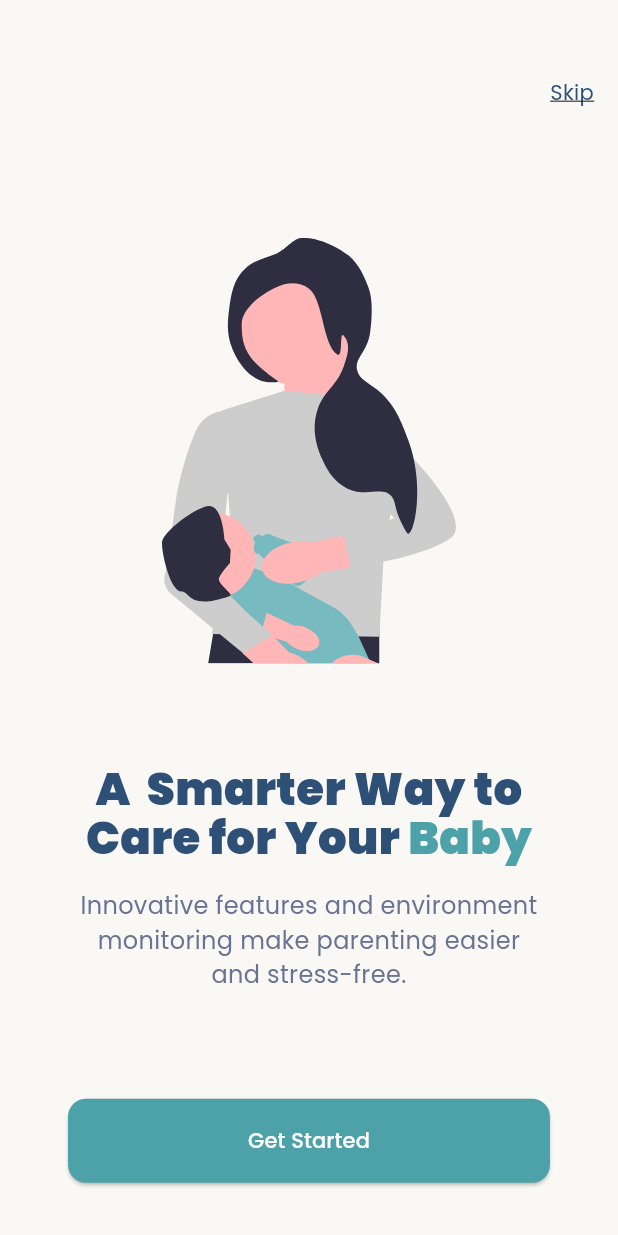
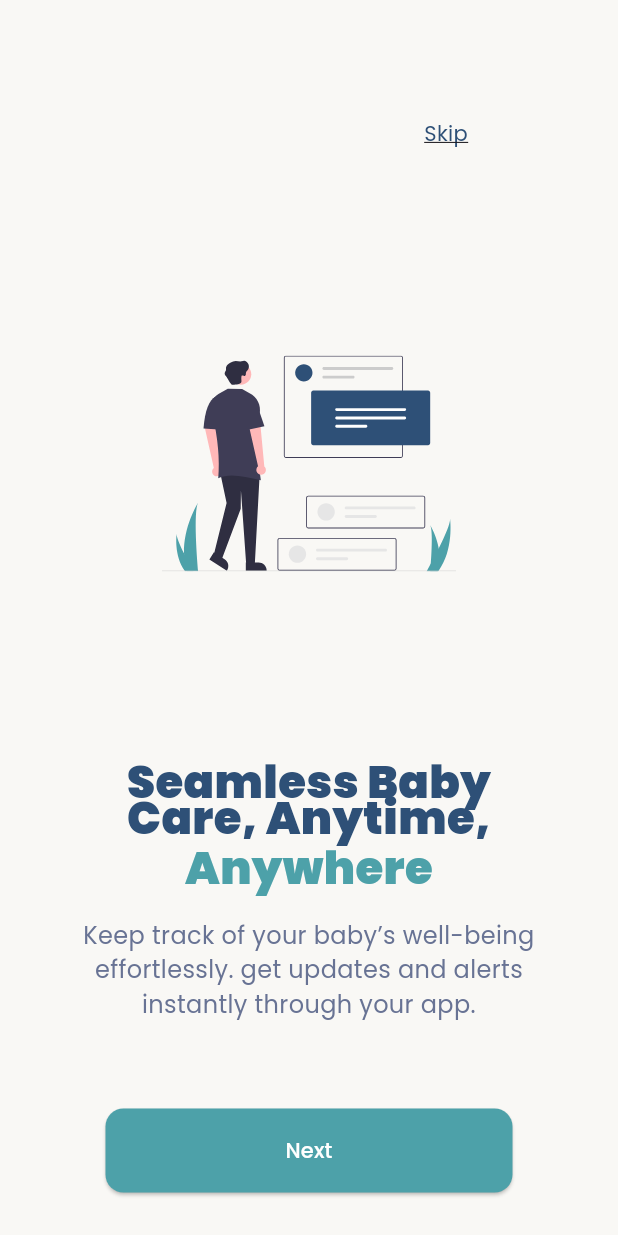
Before and after one commit to fasih124/FYP_203, a Flutter app: the screen it shows after launch, on a phone screen of 412 x 824 dp. Run offline on Flutter 3.47's test engine with Material 3 defaults, Android fonts, the phone set to English and light mode, and no system bars; our stand-ins replace flutter_svg.

Commit message:
complete design implemetation of on borad screen 2 and 3

```diff
--- a/Implementation/Flutter_Files/lib/main.dart
+++ b/Implementation/Flutter_Files/lib/main.dart
@@ -3,6 +3,8 @@ import 'package:fyp_203/screens/home_screen.dart';
 import 'package:fyp_203/screens/splash_screen.dart';
 
 import 'screens/onboard_1_screen.dart';
+import 'screens/onboard_2_screen.dart';
+import 'screens/onboard_3_screen.dart';
 
 void main() {
   runApp(const MyApp());
@@ -22,7 +24,7 @@ class MyApp extends StatelessWidget {
         fontFamily: 'Poppins',
       ),
       debugShowCheckedModeBanner: false,
-      home: const Onboard1Screen(),//SplashScreen()
+      home: const Onboard3Screen(),//SplashScreen()
     );
   }
 }
--- /dev/null
+++ b/Implementation/Flutter_Files/lib/screens/onboard_3_screen.dart
@@ -0,0 +1,91 @@
+
+import 'package:flutter/material.dart';
+import 'package:flutter_svg/flutter_svg.dart';
+import 'package:fyp_203/constants/colors_constant.dart';
+import 'package:fyp_203/constants/text_constant.dart';
+
+class Onboard3Screen extends StatelessWidget {
+  const Onboard3Screen({super.key});
+
+  @override
+  Widget build(BuildContext context) {
+    return Scaffold(
+      backgroundColor: AppColorCode.neutralColor_300,
+      body: Column(
+        mainAxisAlignment: MainAxisAlignment.spaceAround,
+        children: [
+          Align(
+            alignment: AlignmentDirectional.topEnd,
+            child: Padding(
+              padding: EdgeInsets.fromLTRB(0, 50, 100, 10 ),
+              child: InkWell(
+                onTap: () {},
+                child: Text(
+                  "Skip",
+                  style: TextStyle(
+                      decoration: TextDecoration.underline,
+                      color: AppColorCode.primaryColor_500),
+                ),
+              ),
+            ),
+          ),
+          //  Image SVG
+          SvgPicture.asset(
+            'assets/images/alert_onboard_screen_3.svg',
+            width: 196,
+            height: 284,
+          ),
+          //  Text
+          SizedBox(
+            width: 309 ,
+            child: Center(
+              child: Column(
+                children: [
+                  Text.rich(
+                    textAlign: TextAlign.center,
+                    TextSpan(
+                      children: [
+                        TextSpan(
+                          text: "Seamless Baby Care, Anytime, ",
+                          style: AppTextStyle.heading_1
+                              .copyWith(color: AppColorCode.primaryColor_500,
+                              height: .8),
+                        ),
+                        TextSpan(
+                          text: "Anywhere",
+                          style: AppTextStyle.heading_1
+                              .copyWith(color: AppColorCode.secondaryColor_500),
+                        )
+                      ],
+                    ),
+                  ),
+                  SizedBox(
+                    height: 12,
+                  ),
+                  Text(
+                    textAlign: TextAlign.center,
+                    "Keep track of your baby’s well-being effortlessly. get updates and alerts instantly through your app.",
+                    style: AppTextStyle.sub_heading_1.copyWith(color: AppColorCode.primaryNeutralColor_600),
+                  ),
+                ],
+              ),
+            ),
+          ),
+          //  Button
+          ElevatedButton(
+            onPressed: () {},
+            style: ElevatedButton.styleFrom(
+                backgroundColor: AppColorCode.secondaryColor_500,
+                foregroundColor: AppColorCode.White_shade,
+                padding: EdgeInsets.symmetric(vertical: 18,horizontal:120 ),
+                shape: RoundedRectangleBorder(
+                    borderRadius: BorderRadius.circular(12)
+                )
+            ),
+            child: const Text("Next"),
+          )
+        ],
+      ),
+    );
+  }
+}
```
Also changed, not shown: Implementation/Flutter_Files/lib/screens/onboard_2_screen.dart (added, +91 -0 lines), Implementation/Flutter_Files/assets/images/alert_onboard_screen_3.svg.
